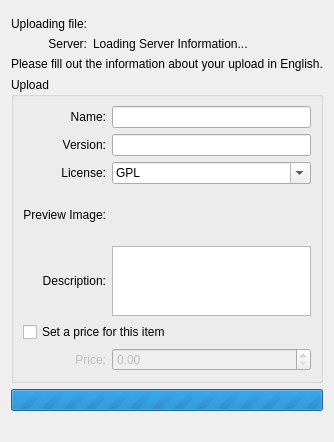
First picture: the form in knewstuff/knewstuff3/uploaddialog.ui, repository KDE/kdelibs, before the edit.
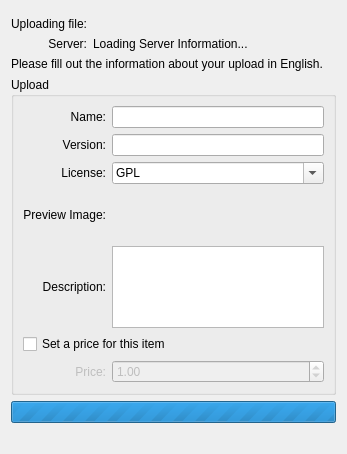
Second picture: the form after the edit. Custom widgets are drawn as their Qt base class.

Commit message: acutally also post the price that was set to the server make it possible to exit the dialog after upload get rid of a message box that says nothing

Patch:
```diff
--- a/knewstuff/knewstuff3/uploaddialog.ui
+++ b/knewstuff/knewstuff3/uploaddialog.ui
@@ -6,8 +6,8 @@
    <rect>
     <x>0</x>
     <y>0</y>
-    <width>306</width>
-    <height>374</height>
+    <width>347</width>
+    <height>454</height>
    </rect>
   </property>
   <property name="windowTitle">
@@ -228,6 +228,9 @@
         <property name="singleStep">
          <double>0.010000000000000</double>
         </property>
+        <property name="value">
+         <double>1.000000000000000</double>
+        </property>
        </widget>
       </item>
       <item row="6" column="0">
@@ -252,7 +255,7 @@
       <number>0</number>
      </property>
      <property name="value">
-      <number>107558</number>
+      <number>120251</number>
      </property>
     </widget>
    </item>
```
Left out of the diff: 2 changed lines with no effect on the pictures. The commit also changes 2 other files.
